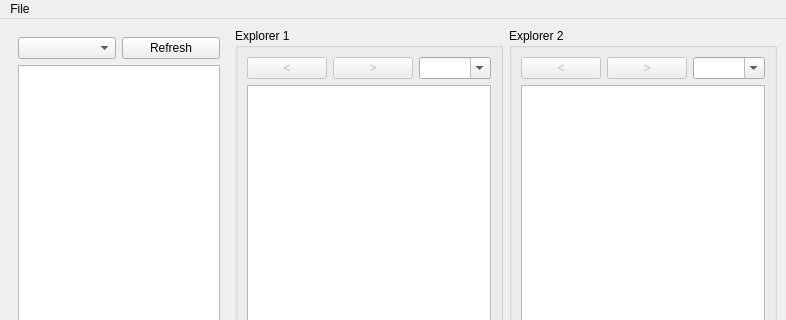
First picture: the form in src/ui/mainwindow.ui, repository fverco/Xplorer, before the edit; both pictures show x 0 to 786 and y 0 to 320 of the 786 by 576 pixel window.
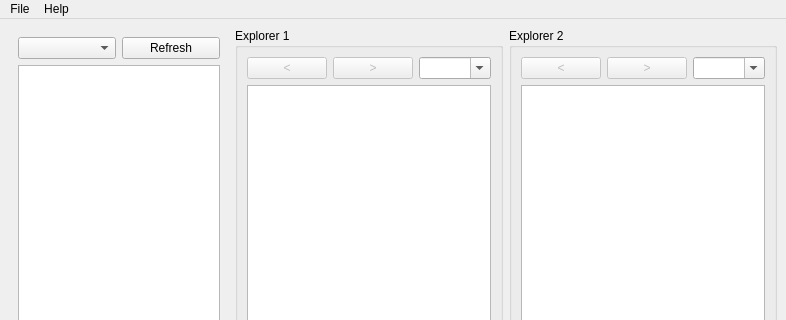
Second picture: the form after the edit.

Commit message: Add about action to menu in MainWindow

What changed in the file:
```diff
--- a/src/ui/mainwindow.ui
+++ b/src/ui/mainwindow.ui
@@ -209,7 +209,14 @@
     </property>
     <addaction name="actionQuit"/>
    </widget>
+   <widget class="QMenu" name="menuHelp">
+    <property name="title">
+     <string>Help</string>
+    </property>
+    <addaction name="actionAbout"/>
+   </widget>
    <addaction name="menuFile"/>
+   <addaction name="menuHelp"/>
   </widget>
   <action name="actionQuit">
    <property name="text">
```
Left out of the diff: 5 changed lines with no effect on the pictures.
